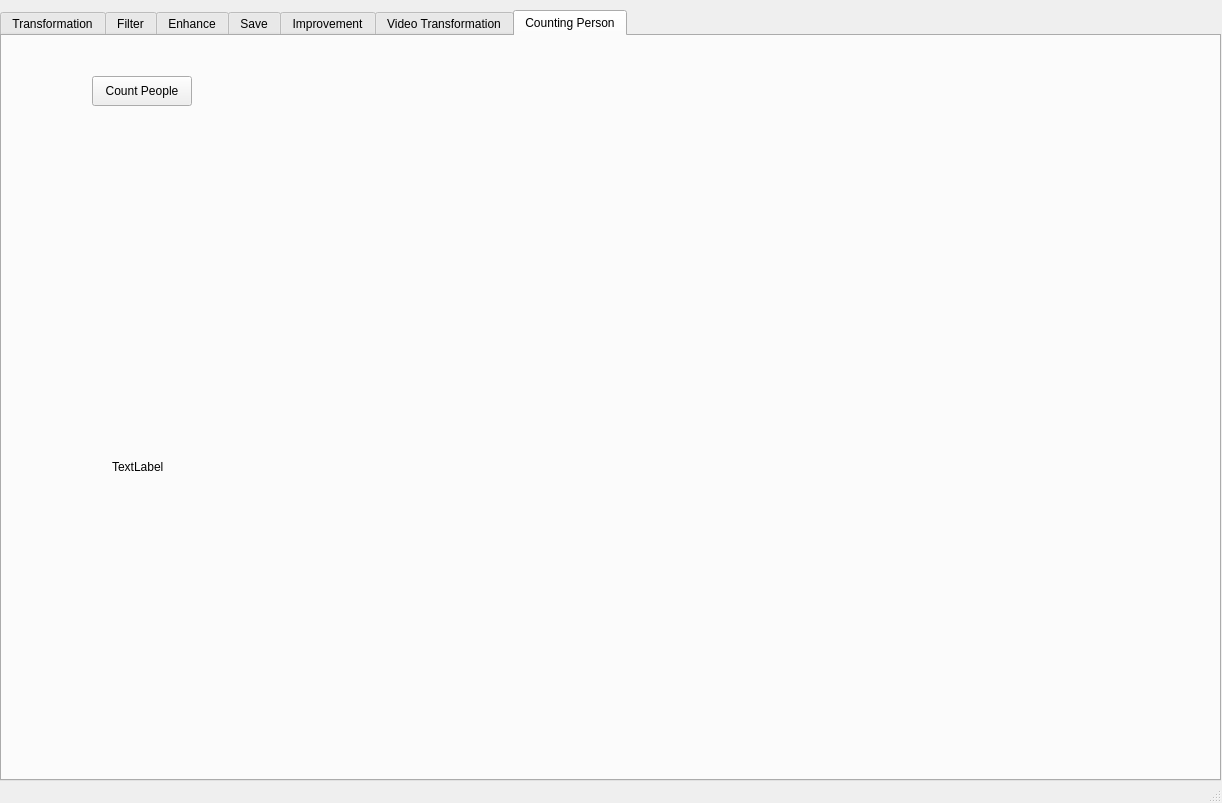
This is image_processing_app.ui in soyoung125/MultimediaProcessingTool as Qt 5 draws it before an edit. The edited form follows.
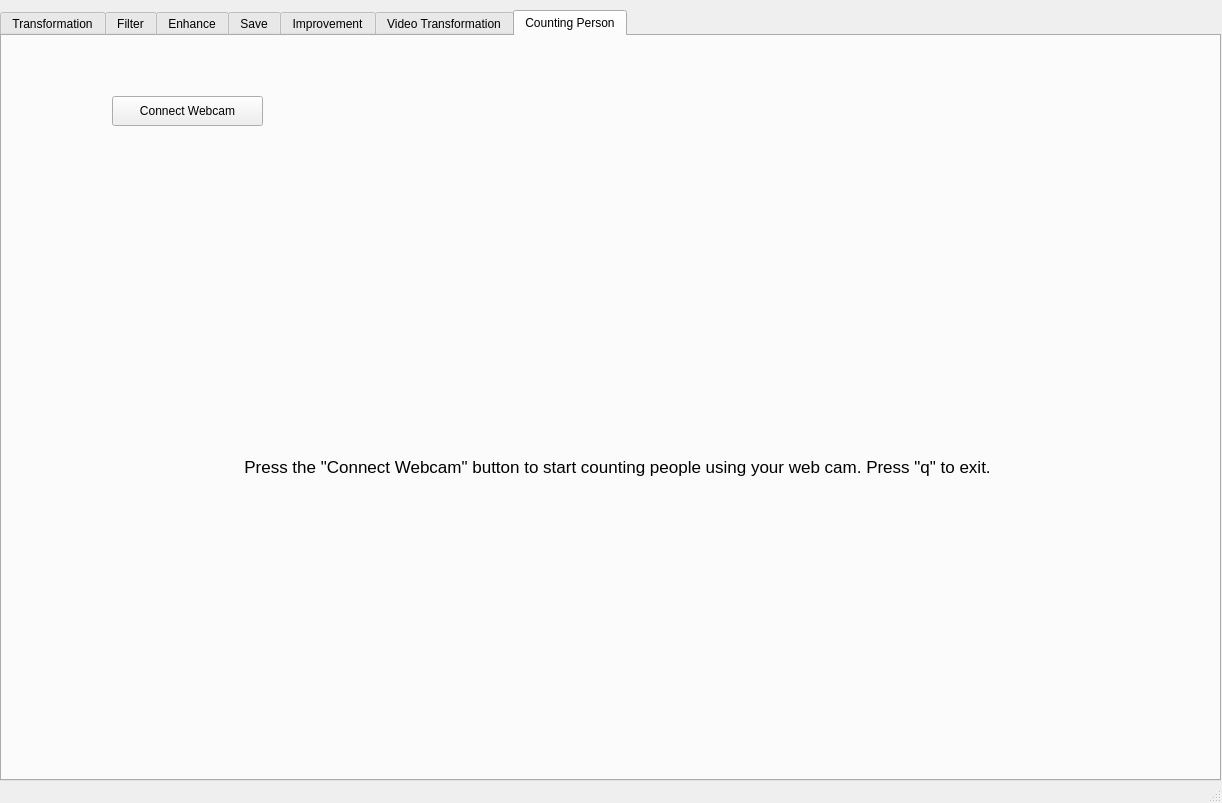
This is the edited form. The open tabs and pages were chosen to show the change.

Diff of the .ui file:
```diff
--- a/image_processing_app.ui
+++ b/image_processing_app.ui
@@ -807,14 +807,14 @@
      <widget class="QPushButton" name="btnCountPeople">
       <property name="geometry">
        <rect>
-        <x>90</x>
-        <y>40</y>
-        <width>100</width>
+        <x>110</x>
+        <y>60</y>
+        <width>151</width>
         <height>30</height>
        </rect>
       </property>
       <property name="text">
-       <string>Count People</string>
+       <string>Connect Webcam</string>
       </property>
      </widget>
      <widget class="QLabel" name="lblcount">
@@ -826,8 +826,16 @@
         <height>521</height>
        </rect>
       </property>
+      <property name="font">
+       <font>
+        <pointsize>13</pointsize>
+       </font>
+      </property>
       <property name="text">
-       <string>TextLabel</string>
+       <string>Press the &quot;Connect Webcam&quot; button to start counting people using your web cam. Press &quot;q&quot; to exit.</string>
+      </property>
+      <property name="alignment">
+       <set>Qt::AlignCenter</set>
       </property>
      </widget>
     </widget>
```
Left out of the diff: 8 changed lines with no effect on the pictures.
